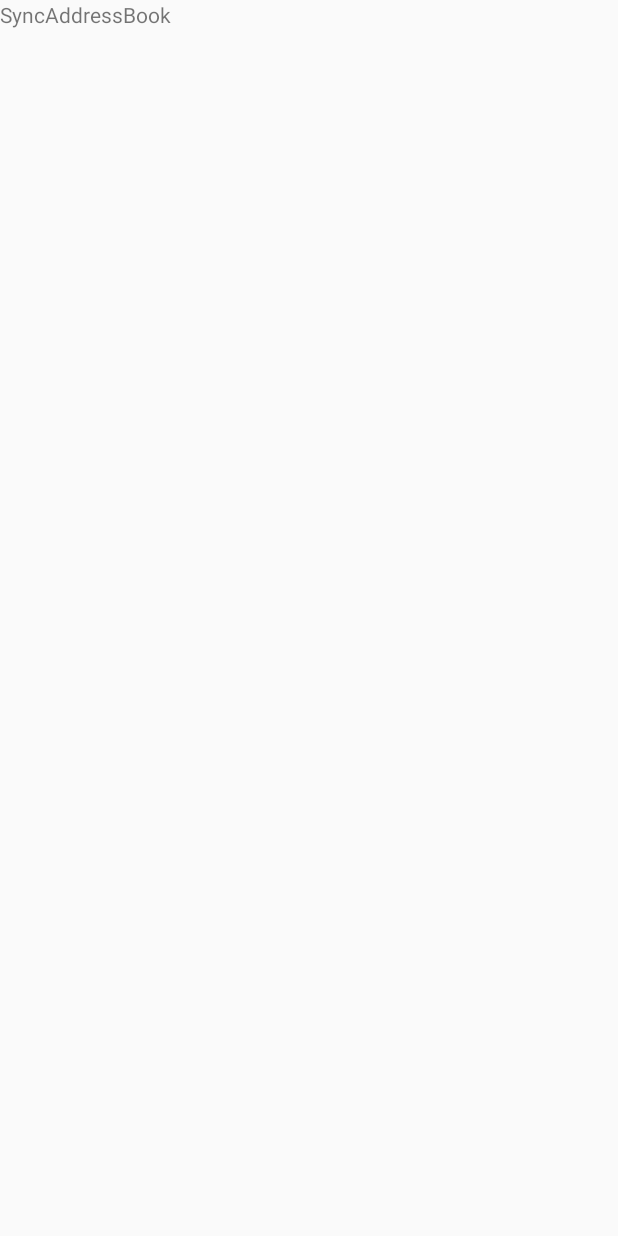
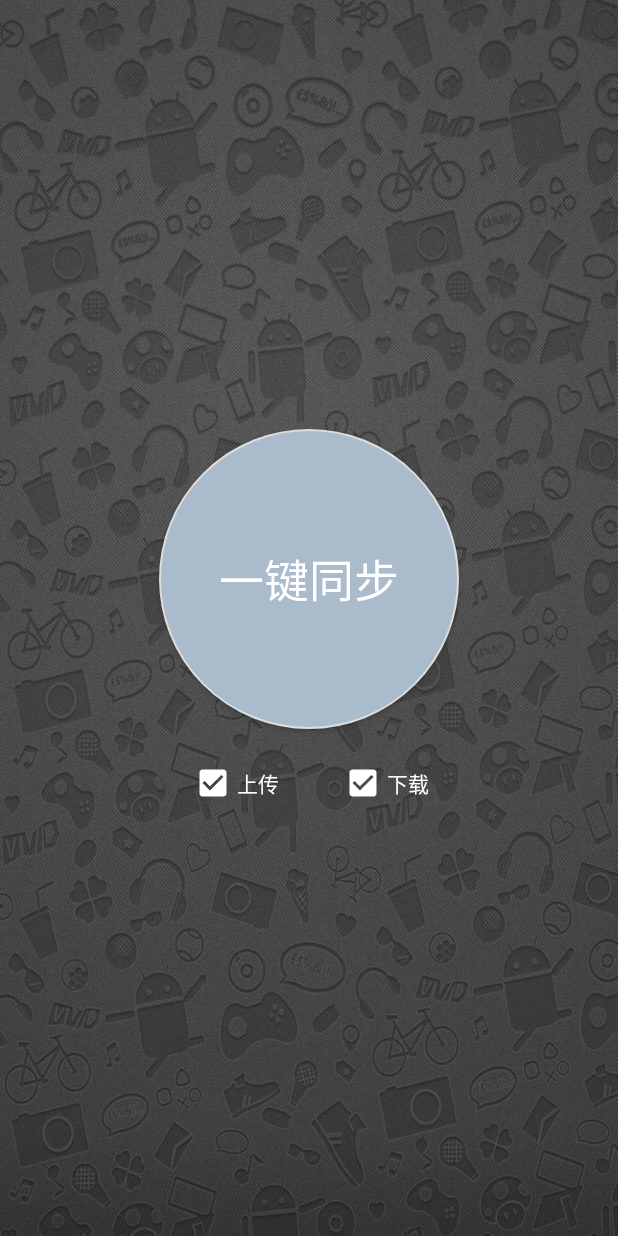
Before and after one commit to l2314800304/AndroidGroup5, an Android app: the SyncAddressBook screen opened directly, with no data from a screen before it, on a phone screen of 412 x 824 dp. Before the commit the screen is almost empty. Run offline under Robolectric (Android 15) with nearby library versions, the light colour scheme and no system bars.

Commit message:
修改同步页面布局

```diff
--- /dev/null
+++ b/app/src/main/res/drawable/login_btn_sync.xml
@@ -0,0 +1,8 @@
+<?xml version="1.0" encoding="utf-8"?>
+<shape xmlns:android="http://schemas.android.com/apk/res/android" >
+    <solid android:color="#abc" />
+    <corners android:radius="100dip" />
+    <stroke
+        android:width="1dip"
+        android:color="#dcdedd" />
+</shape>
--- a/app/src/main/res/layout/activity_register.xml
+++ b/app/src/main/res/layout/activity_register.xml
@@ -40,7 +40,7 @@
             android:textSize="14sp" />
 
         <EditText
-            android:id="@+id/et_user_register"
+            android:id="@+id/et_user"
             android:layout_width="fill_parent"
             android:layout_height="wrap_content"
             android:layout_below="@id/tv_user_register"
@@ -62,14 +62,14 @@
             android:id="@+id/tv_pass_register"
             android:layout_width="wrap_content"
             android:layout_height="wrap_content"
-            android:layout_below="@id/et_user_register"
+            android:layout_below="@id/et_user"
             android:layout_marginTop="8dp"
             android:text="密码:"
             android:textColor="#fff"
             android:textSize="14sp" />
 
         <EditText
-            android:id="@+id/et_pass_register"
+            android:id="@+id/et_pass"
             android:layout_width="fill_parent"
             android:layout_height="wrap_content"
             android:layout_below="@id/tv_pass_register"
@@ -89,14 +89,14 @@
             android:id="@+id/tv_pass_register2"
             android:layout_width="wrap_content"
             android:layout_height="wrap_content"
-            android:layout_below="@id/et_pass_register"
+            android:layout_below="@id/et_pass"
             android:layout_marginTop="8dp"
             android:text="确认密码:"
             android:textColor="#fff"
             android:textSize="14sp" />
 
         <EditText
-            android:id="@+id/et_pass_register2"
+            android:id="@+id/et_pass1"
             android:layout_width="fill_parent"
             android:layout_height="wrap_content"
             android:layout_below="@id/tv_pass_register2"
@@ -116,7 +116,7 @@
             android:id="@+id/tv_pass_register3"
             android:layout_width="wrap_content"
             android:layout_height="wrap_content"
-            android:layout_below="@id/et_pass_register2"
+            android:layout_below="@id/et_pass1"
             android:layout_marginTop="8dp"
             android:text="性别:"
             android:textColor="#fff"
@@ -128,6 +128,7 @@
             android:layout_below="@id/tv_pass_register3"
             android:orientation="horizontal">
             <RadioButton
+                android:id="@+id/rbtn_man"
                 android:layout_width="wrap_content"
                 android:layout_height="wrap_content"
                 android:textColor="#fff"
@@ -167,7 +168,7 @@
             android:layout_width="wrap_content"
             android:layout_height="33dp"
             android:layout_below="@id/et_remark"
-            android:layout_alignRight="@id/et_pass_register2"
+            android:layout_alignRight="@id/et_remark"
             android:layout_marginLeft="10dp"
             android:layout_marginTop="20dp"
             android:layout_marginRight="120dp"
@@ -182,7 +183,7 @@
             android:id="@+id/btn_register"
             android:layout_width="wrap_content"
             android:layout_height="33dp"
-            android:layout_alignRight="@id/et_pass_register2"
+            android:layout_alignRight="@id/et_remark"
             android:layout_below="@id/et_remark"
             android:layout_marginLeft="10dp"
             android:layout_marginTop="20dp"
--- a/app/src/main/res/layout/activity_sync_address_book.xml
+++ b/app/src/main/res/layout/activity_sync_address_book.xml
@@ -1,12 +1,39 @@
 <?xml version="1.0" encoding="utf-8"?>
-<android.support.constraint.ConstraintLayout xmlns:android="http://schemas.android.com/apk/res/android"
+<LinearLayout xmlns:android="http://schemas.android.com/apk/res/android"
     xmlns:app="http://schemas.android.com/apk/res-auto"
     xmlns:tools="http://schemas.android.com/tools"
     android:layout_width="match_parent"
     android:layout_height="match_parent"
-    tools:context=".SyncAddressBook">
-    <TextView
-        android:layout_width="wrap_content"
+    android:gravity="center"
+    android:orientation="vertical"
+    android:background="@drawable/register">
+    <Button
+        android:layout_width="200dp"
+        android:layout_height="200dp"
+        android:background="@drawable/login_btn_sync"
+        android:text="一键同步"
+        android:textSize="30dp"
+        android:textColor="#fff"/>
+    <LinearLayout
+        android:layout_width="match_parent"
         android:layout_height="wrap_content"
-        android:text="SyncAddressBook"/>
-</android.support.constraint.ConstraintLayout>
+        android:gravity="center"
+        android:layout_marginTop="20dp"
+        android:orientation="horizontal">
+        <CheckBox
+            android:layout_width="wrap_content"
+            android:layout_height="wrap_content"
+            android:text="上传"
+            android:checked="true"
+            android:buttonTint="#fff"
+            android:textColor="#fff"/>
+        <CheckBox
+            android:layout_width="wrap_content"
+            android:layout_height="wrap_content"
+            android:layout_marginLeft="40dp"
+            android:text="下载"
+            android:checked="true"
+            android:buttonTint="#fff"
+            android:textColor="#fff"/>
+    </LinearLayout>
+</LinearLayout>
```
